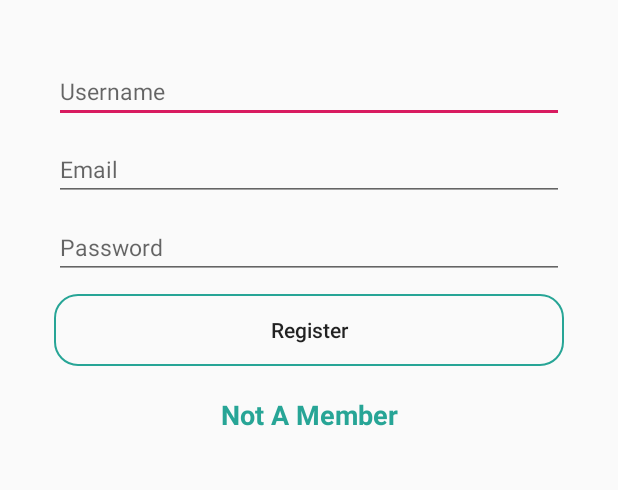
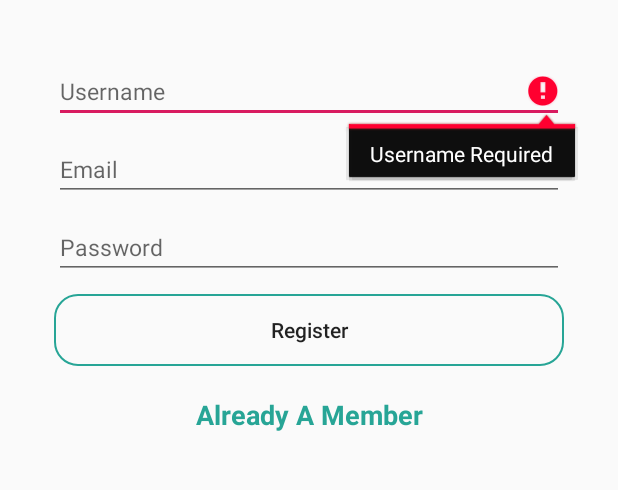
Before and after one commit to KenNguch/InstagramClone, an Android app: the RegisterActivity screen opened directly, with no data from a screen before it, after a tap on "Register", on a phone screen of 412 x 824 dp, the part 355-845 px from its top. Run offline under Robolectric (Android 15) with nearby library versions, the phone set to English and light mode, and no system bars; our stand-ins replace Firebase (no records; nobody signed in at launch, a user with empty details on screens opened directly).

```diff
--- a/app/src/main/java/kennguch/github/instagram/RegisterActivity.java
+++ b/app/src/main/java/kennguch/github/instagram/RegisterActivity.java
@@ -1,9 +1,9 @@
 package kennguch.github.instagram;
 
-
+import android.app.ProgressDialog;
 import android.content.Intent;
 import android.os.Bundle;
-import android.util.Log;
+import android.util.Patterns;
 import android.view.View;
 import android.widget.Button;
 import android.widget.EditText;
@@ -17,29 +17,32 @@ import com.google.android.gms.tasks.OnCompleteListener;
 import com.google.android.gms.tasks.Task;
 import com.google.firebase.auth.AuthResult;
 import com.google.firebase.auth.FirebaseAuth;
+import com.google.firebase.auth.FirebaseUser;
+import com.google.firebase.database.DatabaseReference;
+import com.google.firebase.database.FirebaseDatabase;
+
+import java.util.HashMap;
 
 public class RegisterActivity extends AppCompatActivity {
-    private TextView mAlreadyAMember;
-    private EditText mPassword, mEmail;
-    private Button mLogin;
-    private FirebaseAuth mAuth;
+    FirebaseAuth mAuth;
+    DatabaseReference mReference;
+    ProgressDialog mDialog;
+    EditText mUsername, mEmail, mPassword;
+    Button mRegister;
+    TextView mMember;
 
     @Override
     protected void onCreate(Bundle savedInstanceState) {
+
         super.onCreate(savedInstanceState);
         setContentView(R.layout.activity_register);
 
+        mAuth = FirebaseAuth.getInstance();
+
+
         initializer();
 
-        mLogin.setOnClickListener(new View.OnClickListener() {
-            @Override
-            public void onClick(View view) {
-                doRegister();
-            }
-        });
-
-
-        mAlreadyAMember.setOnClickListener(new View.OnClickListener() {
+        mMember.setOnClickListener(new View.OnClickListener() {
             @Override
             public void onClick(View view) {
                 Intent intent = new Intent(RegisterActivity.this, LoginActivity.class);
@@ -47,37 +50,102 @@ public class RegisterActivity extends AppCompatActivity {
                 finish();
             }
         });
+
+        mRegister.setOnClickListener(new View.OnClickListener() {
+            @Override
+            public void onClick(View view) {
+                String name = mUsername.getText().toString().trim();
+                String email = mEmail.getText().toString().trim();
+                String password = mPassword.getText().toString().trim();
+
+
+                mDialog = new ProgressDialog(RegisterActivity.this);
+                mDialog.setMessage("please wait ");
+                mDialog.show();
+
+                if (!name.isEmpty()) {
+                    if (!email.isEmpty() && Patterns.EMAIL_ADDRESS.matcher(email).matches()) {
+                        if (!password.isEmpty()) {
+                            if (password.length() >= 6) {
+                                doRegister(name, email, password);
+                            } else {
+                                mDialog.dismiss();
+                                Toast.makeText(RegisterActivity.this, "Minimum password length should be atleast 6 characters", Toast.LENGTH_SHORT).show();
+                            }
+                        } else {
+                            mDialog.dismiss();
+                            mPassword.setError("Password Required");
+                            mPassword.requestFocus();
+                        }
+
+                    } else {
+                        mDialog.dismiss();
+                        mEmail.setError("Email Required");
+                        mEmail.requestFocus();
+                    }
+                } else {
+                    mDialog.dismiss();
+                    mUsername.setError("Username Required");
+                    mUsername.requestFocus();
+                }
+            }
+        });
+
     }
-    private void initializer() {
-        mLogin = findViewById(R.id.btn_register);
+
+    public void initializer() {
+
+        mRegister = findViewById(R.id.btn_register);
+        mMember = findViewById(R.id.already_have_an_account);
+        mUsername = findViewById(R.id.reg_username);
         mEmail = findViewById(R.id.reg_email);
         mPassword = findViewById(R.id.reg_passWord);
-        mAuth = FirebaseAuth.getInstance();
-        mAlreadyAMember = findViewById(R.id.already_have_an_account);
+
     }
 
-    private void doRegister() {
-
-        String email = mEmail.getText().toString();
-        String password = mPassword.getText().toString();
+    private void doRegister(final String name, final String email, final String password) {
 
         mAuth.createUserWithEmailAndPassword(email, password)
-                .addOnCompleteListener(this, new OnCompleteListener<AuthResult>() {
+                .addOnCompleteListener(new OnCompleteListener<AuthResult>() {
                     @Override
                     public void onComplete(@NonNull Task<AuthResult> task) {
+                        Toast.makeText(RegisterActivity.this, "Success", Toast.LENGTH_SHORT).show();
+
                         if (task.isSuccessful()) {
-                            Intent intent = new Intent(RegisterActivity.this, MainActivity.class);
-                            startActivity(intent);
-                            finish();
-                        } else {
+                            FirebaseUser firebaseUser = mAuth.getCurrentUser();
+                            assert firebaseUser != null;
+                            String userId = firebaseUser.getUid();
 
-                            Toast.makeText(RegisterActivity.this, "Authentication failed.",
-                                    Toast.LENGTH_SHORT).show();
-                            Log.d("AuthFail", task.getException().toString());
+                            mReference = FirebaseDatabase.getInstance().getReference("users").child(userId);
+                            HashMap<String, Object> mHashmap = new HashMap<>();
+                            mHashmap.put("id", userId);
+                            mHashmap.put("username", name);
+                            mHashmap.put("email", email);
+                            mHashmap.put("Bio", "");
+                            mHashmap.put("imageUrl", "https://firebasestorage.googleapis.com/v0/b/instagram-f76f2.appspot.com/o/account.png?alt=media&token=2bea5d03-2f62-402a-95b5-4cf573f19ffb");
+
+                            mReference.setValue(mHashmap).addOnCompleteListener(new OnCompleteListener<Void>() {
+                                @Override
+                                public void onComplete(@NonNull Task<Void> task) {
+                                    if (task.isSuccessful()) {
+                                        Toast.makeText(RegisterActivity.this, "Success", Toast.LENGTH_SHORT).show();
+                                        startActivity(new Intent(RegisterActivity.this, MainActivity.class));
+                                        finish();
+                                        mDialog.dismiss();
+                                    }
+
+                                }
+                            });
 
 
+                        } else {
+                            Toast.makeText(RegisterActivity.this, "Registration failed", Toast.LENGTH_SHORT).show();
+                            mDialog.dismiss();
                         }
+
                     }
                 });
     }
+
+
 }
--- a/app/src/main/res/layout/activity_register.xml
+++ b/app/src/main/res/layout/activity_register.xml
@@ -60,7 +60,7 @@
         android:layout_width="match_parent"
         android:layout_height="wrap_content"
         android:layout_marginTop="20dp"
-        android:text="@string/not_a_member"
+        android:text="@string/already_a_member"
         android:textAlignment="center"
         android:textColor="@color/colorPrimary"
         android:textSize="18sp"
--- a/app/src/main/res/values/strings.xml
+++ b/app/src/main/res/values/strings.xml
@@ -1,5 +1,5 @@
 <resources>
-    <string name="app_name">InstagramClone</string>
+    <string name="app_name">Instagram</string>
     <string name="instagram_clone">Instagram Clone</string>
     <string name="register">Register</string>
     <string name="login">Login</string>
```
